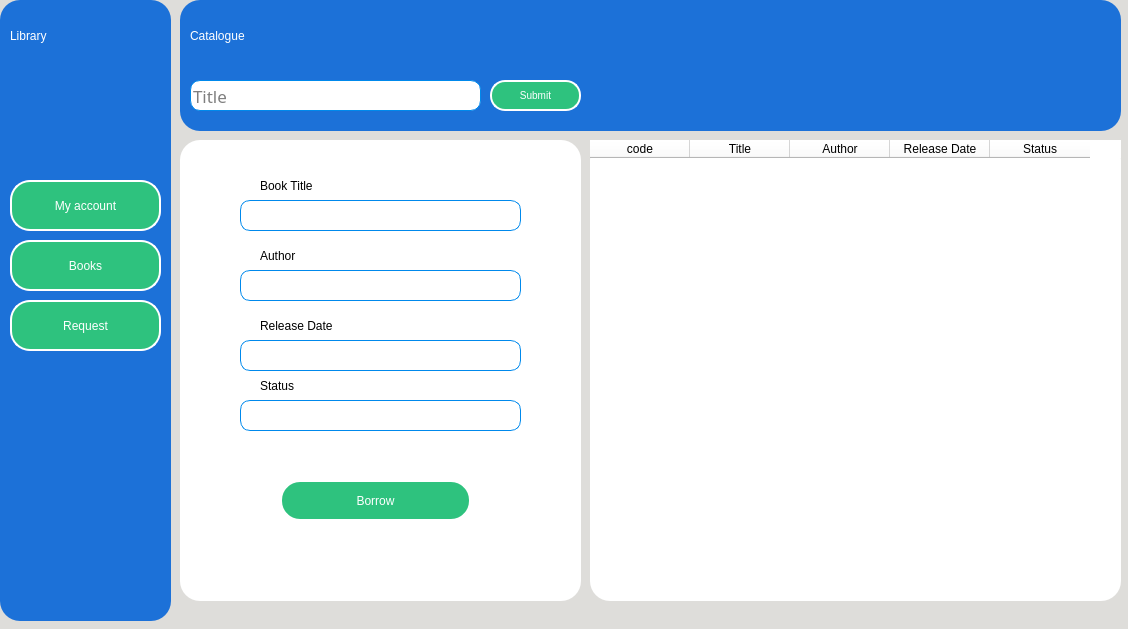
First picture: the form in Library Management/Windows_Ui/Assets/Ui/books.ui, repository mohammedyazid/Library, before the edit.
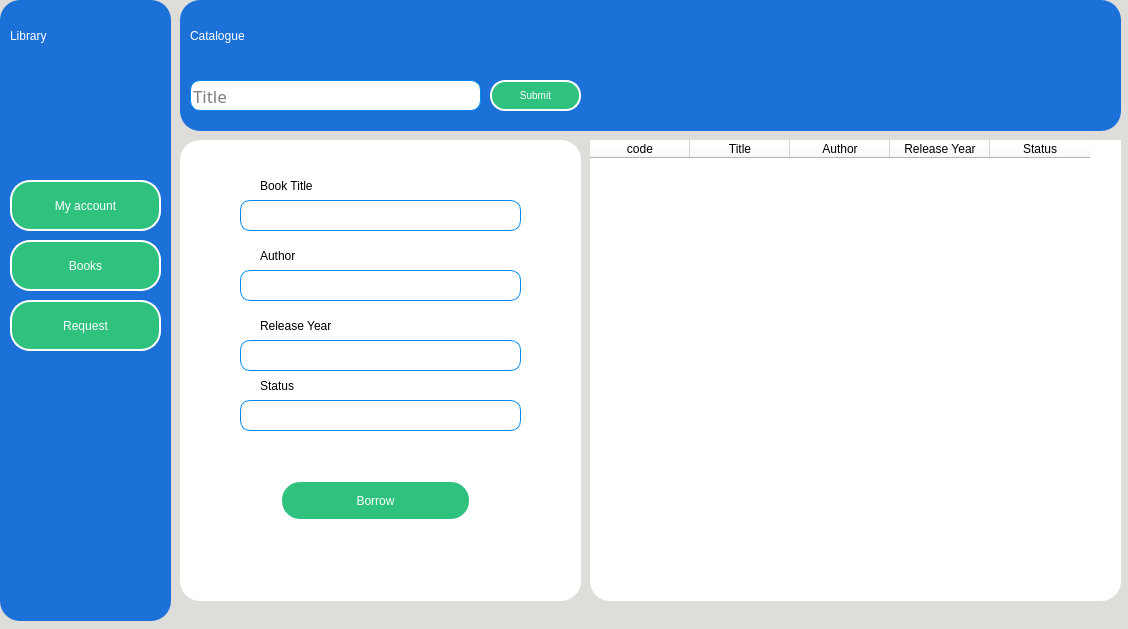
Second picture: the form after the edit. Icons and pictures are not drawn.

The edit to the form file:
```diff
--- a/Library Management/Windows_Ui/Assets/Ui/books.ui
+++ b/Library Management/Windows_Ui/Assets/Ui/books.ui
@@ -420,7 +420,7 @@
 background-color: rgba(65, 191, 64, 0);</string>
      </property>
      <property name="text">
-      <string>Release Date</string>
+      <string>Release Year</string>
      </property>
     </widget>
     <widget class="QLabel" name="label24">
@@ -716,7 +716,7 @@
     </column>
     <column>
      <property name="text">
-      <string>Release Date</string>
+      <string>Release Year</string>
      </property>
     </column>
     <column>
```
Left out of the diff: 22 changed lines with no effect on the pictures.
